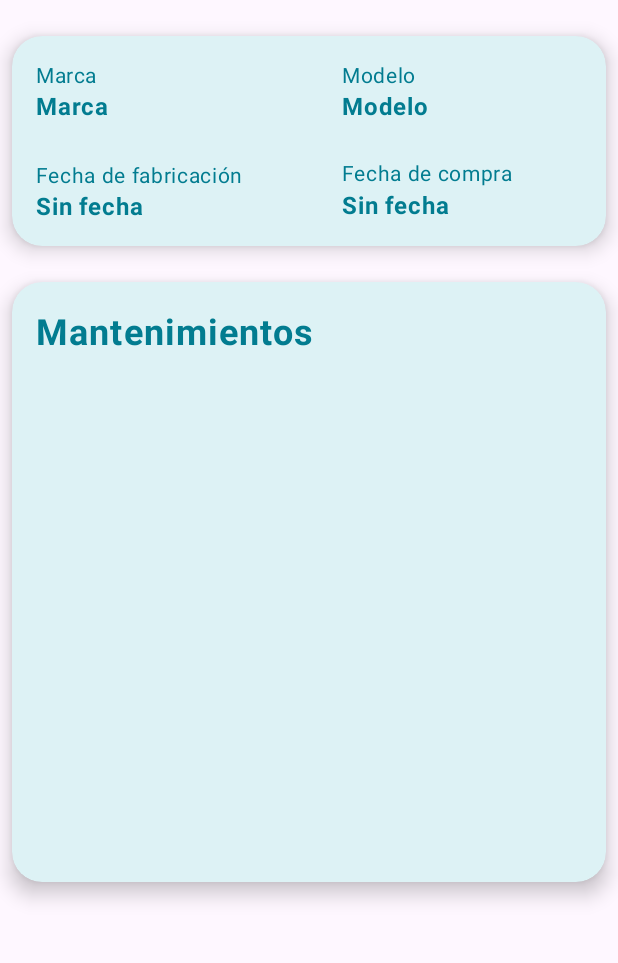
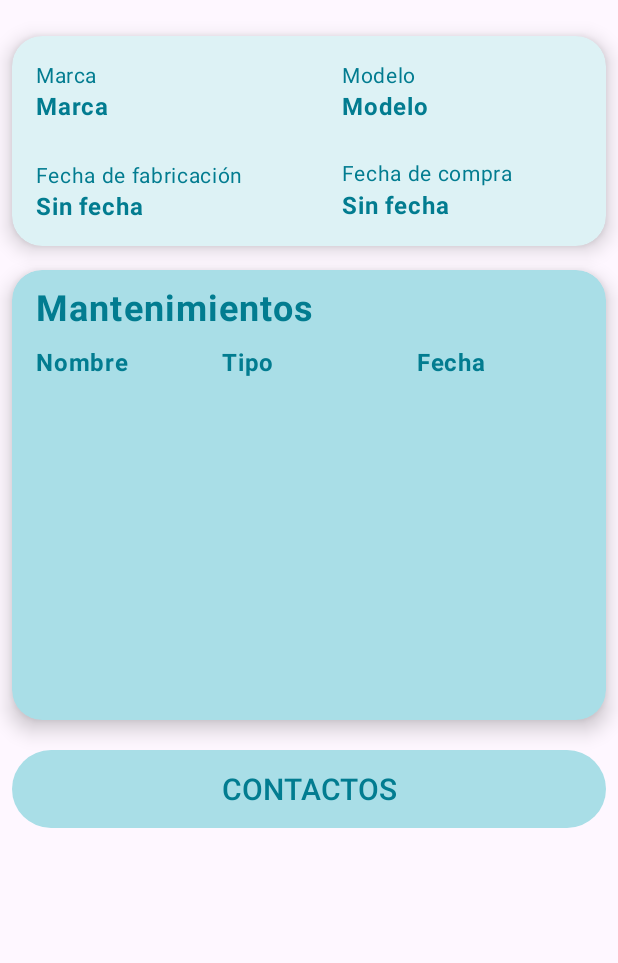
Before and after one commit to Coleguilla/Project-MemorAuto, an Android app: the VehiculoActivity screen opened directly, with no data from a screen before it, on a phone screen of 412 x 824 dp, the part 96-1059 px from its top. Run offline under Robolectric (Android 15) with nearby library versions, the phone set to English and light mode, and no system bars; our stand-ins replace Room's generated code; 9 statements that could not run were skipped.

Commit message:
version 0.4.2

```diff
--- a/app/src/main/res/layout/activity_vehiculo.xml
+++ b/app/src/main/res/layout/activity_vehiculo.xml
@@ -138,12 +138,12 @@
     <androidx.cardview.widget.CardView
         android:id="@+id/av_cardview_datosmantenimientos"
         android:layout_width="match_parent"
-        android:layout_height="400dp"
+        android:layout_height="300dp"
         android:layout_marginStart="8dp"
-        android:layout_marginTop="24dp"
+        android:layout_marginTop="16dp"
         android:layout_marginEnd="8dp"
         android:onClick="lanzarMantenimientos"
-        app:cardBackgroundColor="@color/bluelight"
+        app:cardBackgroundColor="@color/bluemedium"
         app:cardCornerRadius="20dp"
         app:cardElevation="8dp"
         app:layout_constraintEnd_toEndOf="parent"
@@ -160,9 +160,48 @@
                 android:layout_width="wrap_content"
                 android:layout_height="wrap_content"
                 android:layout_marginStart="16dp"
-                android:layout_marginTop="16dp"
+                android:layout_marginTop="8dp"
                 android:text="Mantenimientos"
                 android:textSize="24dp"
+                android:textStyle="bold"
+                app:layout_constraintStart_toStartOf="parent"
+                app:layout_constraintTop_toTopOf="parent" />
+
+            <TextView
+                android:id="@+id/av_tv_nomb"
+                style="@style/TextAppTheme"
+                android:layout_width="wrap_content"
+                android:layout_height="wrap_content"
+                android:layout_marginStart="16dp"
+                android:layout_marginTop="50dp"
+                android:text="Nombre"
+                android:textSize="16sp"
+                android:textStyle="bold"
+                app:layout_constraintStart_toStartOf="parent"
+                app:layout_constraintTop_toTopOf="parent" />
+
+            <TextView
+                android:id="@+id/av_tv_ti"
+                style="@style/TextAppTheme"
+                android:layout_width="wrap_content"
+                android:layout_height="wrap_content"
+                android:layout_marginStart="140dp"
+                android:layout_marginTop="50dp"
+                android:text="Tipo"
+                android:textSize="16sp"
+                android:textStyle="bold"
+                app:layout_constraintStart_toStartOf="parent"
+                app:layout_constraintTop_toTopOf="parent" />
+
+            <TextView
+                android:id="@+id/av_tv_fec"
+                style="@style/TextAppTheme"
+                android:layout_width="wrap_content"
+                android:layout_height="wrap_content"
+                android:layout_marginStart="270dp"
+                android:layout_marginTop="50dp"
+                android:text="Fecha"
+                android:textSize="16sp"
                 android:textStyle="bold"
                 app:layout_constraintStart_toStartOf="parent"
                 app:layout_constraintTop_toTopOf="parent" />
@@ -177,9 +216,23 @@
                 app:layout_constraintBottom_toBottomOf="parent"
                 app:layout_constraintEnd_toEndOf="parent"
                 app:layout_constraintStart_toStartOf="parent"
-                app:layout_constraintTop_toBottomOf="@+id/av_tv_mantenimientos" />
+                app:layout_constraintTop_toBottomOf="@+id/av_tv_nomb" />
 
 
         </androidx.constraintlayout.widget.ConstraintLayout>
     </androidx.cardview.widget.CardView>
+
+    <Button
+        android:id="@+id/av_bt_contactos"
+        style="@style/ButtonAppTheme"
+        android:layout_width="match_parent"
+        android:layout_height="60dp"
+        android:layout_marginStart="8dp"
+        android:layout_marginTop="16dp"
+        android:layout_marginEnd="8dp"
+        android:text="CONTACTOS"
+        app:layout_constraintEnd_toEndOf="parent"
+        app:layout_constraintStart_toStartOf="parent"
+        app:layout_constraintTop_toBottomOf="@+id/av_cardview_datosmantenimientos" />
+
 </androidx.constraintlayout.widget.ConstraintLayout>
--- a/app/src/main/res/layout/recycler_view_recordatorio.xml
+++ b/app/src/main/res/layout/recycler_view_recordatorio.xml
@@ -13,7 +13,7 @@
         android:layout_marginTop="15dp"
         android:layout_marginEnd="8dp"
         android:layout_marginBottom="5dp"
-        app:cardBackgroundColor="@color/bluemedium"
+        app:cardBackgroundColor="@color/bluelight"
         app:cardCornerRadius="20dp"
         app:cardElevation="8dp"
         app:layout_constraintBottom_toBottomOf="parent"
@@ -48,13 +48,13 @@
 
             <TextView
                 android:id="@+id/rvr_tv_fAviso"
+                style="@style/TextAppTheme"
                 android:layout_width="wrap_content"
                 android:layout_height="wrap_content"
                 android:layout_marginStart="160dp"
                 android:text="Fecha de aviso"
                 android:textSize="24dp"
                 android:textStyle="bold"
-                style="@style/TextAppTheme"
                 app:layout_constraintStart_toStartOf="parent"
                 app:layout_constraintTop_toBottomOf="@+id/rvr_tv_fAvi" />
 
```
Also changed, not shown: app/src/main/res/layout/recycler_view_ficha_mantenimiento.xml (+6 -6 lines), app/src/main/res/layout/recycler_view_mantenimiento.xml (+9 -9 lines).
